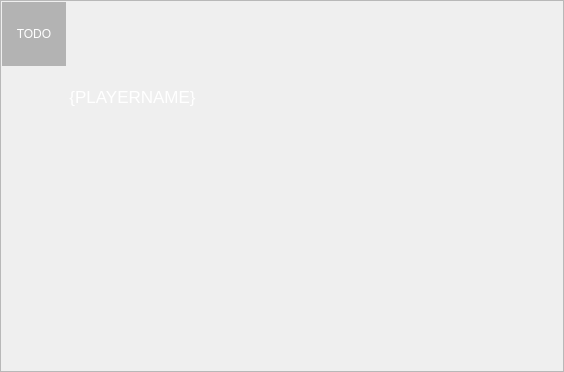
Qt form branches/macjariel/client/opponentwidget.ui (kubos741/kbang) before a commit.
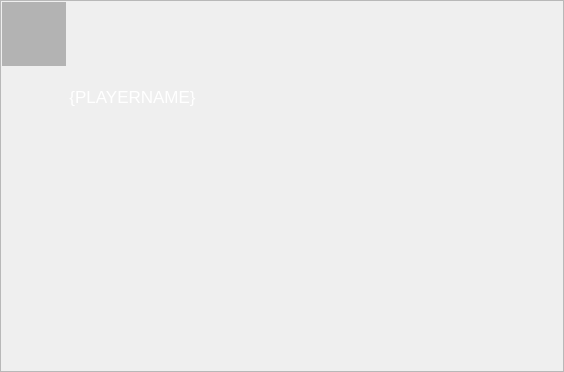
The same form after that commit. Custom widgets are drawn as their Qt base class.

```diff
--- a/branches/macjariel/client/opponentwidget.ui
+++ b/branches/macjariel/client/opponentwidget.ui
@@ -95,7 +95,7 @@
 font: oblique 7pt "DejaVu Sans";</string>
             </property>
             <property name="text" >
-             <string>TODO</string>
+             <string/>
             </property>
             <property name="textFormat" >
              <enum>Qt::LogText</enum>
```
Left out of the diff: 2 changed lines with no effect on the pictures.
